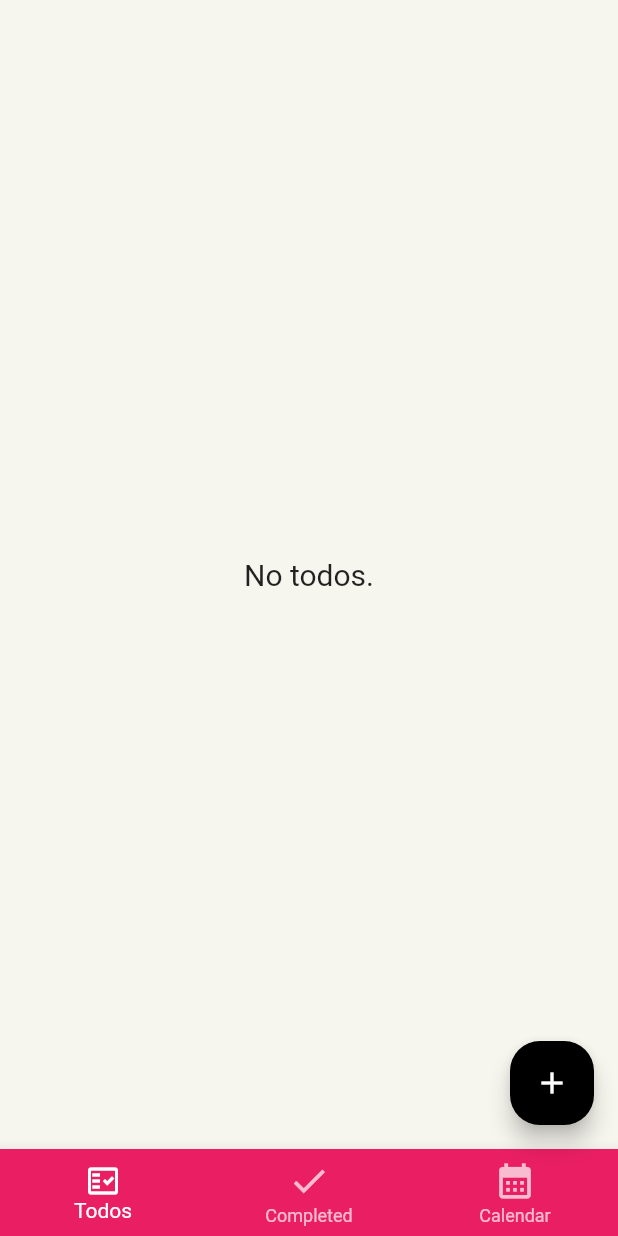
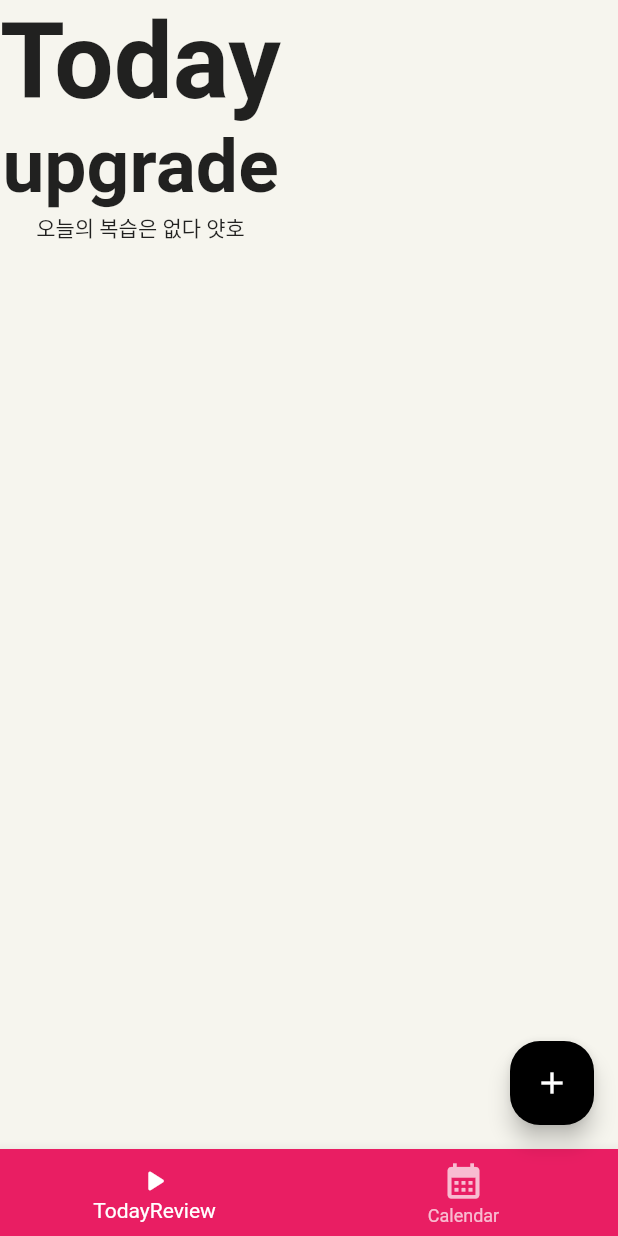
Before and after one commit to orang2019/Speedy, a Flutter app: the screen it shows after launch, on a phone screen of 412 x 824 dp. Run offline on Flutter 3.47's test engine with Material 2 defaults, Android fonts, the phone set to English and light mode, and no system bars; our stand-ins replace cloud_firestore, firebase_core, flutter_slidable, table_calendar; accounts and stored records are empty.

Commit message:
TodayReviewWidget.dart 만듬 = 오늘날짜와 해당하는 title

```diff
--- a/lib/page/home_page.dart
+++ b/lib/page/home_page.dart
@@ -8,6 +8,7 @@ import 'package:lastaginfirebase/widget/completed_list_widget.dart';
 import 'package:lastaginfirebase/provider/todos.dart';
 import 'package:provider/provider.dart';
 import 'package:lastaginfirebase/widget/calendar_widget.dart';
+import 'package:lastaginfirebase/widget/TodayReviewWidget.dart';
 
 class HomePage extends StatefulWidget {
   @override
@@ -20,8 +21,10 @@ class _HomePageState extends State<HomePage> {
   @override
   Widget build(BuildContext context) {
     final tabs = [
-      TodoListWidget(), //1번째탭 페이지
-      CompletedListWidget(),//2번째탭 페이지
+      TodayReviewWidget(),
+      //Todo : 캘로 옮길것
+      // TodoListWidget(), //1번째탭 페이지 //안함 -> 캘
+      // CompletedListWidget(),//2번째탭 페이지 // 할 -> 캘
       CalendarWidget(),//2번째탭 페이지
     ];
 
@@ -36,13 +39,17 @@ class _HomePageState extends State<HomePage> {
         }),
         items: [
           BottomNavigationBarItem(
-            icon: Icon(Icons.fact_check_outlined),
-            label: 'Todos',
-          ),
-          BottomNavigationBarItem(
-            icon: Icon(Icons.done, size: 28),
-            label: 'Completed',
-          ),
+            icon: Icon(Icons.play_arrow_rounded),
+            label: 'TodayReview',),
+          //Todo : 캘로 옮길것
+          // BottomNavigationBarItem(
+          //   icon: Icon(Icons.fact_check_outlined),
+          //   label: 'Todos',
+          // ),
+          // BottomNavigationBarItem(
+          //   icon: Icon(Icons.done, size: 28),
+          //   label: 'Completed',
+          // ),
           BottomNavigationBarItem(
             icon: Icon(Icons.calendar_month, size: 28),
             label: 'Calendar',
--- a/lib/provider/todos.dart
+++ b/lib/provider/todos.dart
@@ -35,9 +35,10 @@ class TodosProvider extends ChangeNotifier {
 //     ),
   ];
 
-    // todo
+
+  /// 안한놈
   List<Todo> get todos => _todos.where((todo) => todo.isDone == false).toList();
-
+  /// 한놈
   List<Todo> get todosCompleted => _todos.where((todo) => todo.isDone == true).toList();
 
   void setTodos(List todos) =>
--- /dev/null
+++ b/lib/widget/TodayReviewWidget.dart
@@ -0,0 +1,143 @@
+import 'package:flutter/material.dart';
+import 'package:provider/provider.dart';
+import 'package:lastaginfirebase/provider/todos.dart';
+import 'package:lastaginfirebase/widget/todo_widget.dart';
+
+
+import 'package:intl/intl.dart';
+
+
+
+
+
+class TodayReviewWidget extends StatelessWidget {
+  const TodayReviewWidget({Key? key}) : super(key: key);
+
+
+
+
+  @override
+  Widget build(BuildContext context) {
+
+    //
+    // List<dynamic> Todaytitlelist = [] ; //?? ["복습없음"] // todo : 빈상태로 보내지면, initstate안에 넣기
+    // List<dynamic> Todaynotelist = [] ;
+    // List<dynamic> Todaytimelist = [] ;
+    // List<dynamic> Todaytasklist = [] ;
+    //
+    //
+    //
+    // List<Iterable> ListTaskTitle = [];
+    // List<Iterable> ListTaskNote = [];
+    // List<Iterable> ListTaskTime = [];
+    // List<Iterable> ListTask = [];
+    //
+    //
+    //
+    final provider = Provider.of<TodosProvider>(context);
+    final todos = provider.todos; //안한놈
+    // Set setDate = todos.map((e) => e.createdTime).toSet(); //set 이라 서로다른 날짜가져옴.
+    // List<dynamic> listDate = setDate.toList(); //list로 다시바꿈.    [ "8/27/22", "8/28/22" ..... ]
+    // for (String i in  listDate){
+    //   Iterable newlist = todos.where((e) => e.createdTime == i ); // 날짜와 같은 Task
+    //   Iterable newlistTitle = newlist.map((e) => e.title).toList(); // Task중에 title
+    //   Iterable newlistNote = newlist.map((e) => e.note).toList(); // Task중에 note
+    //   Iterable newlistTime = newlist.map((e) => e.time).toList(); // Task중에 time
+    //
+    //   ListTask.add(newlist); // 날짜와 같은 task // [["8/26/22"tasks ],["8/27/22"tasks], ... 오늘총8개 ,내일16개,.... ]
+    //
+    //   ListTaskTitle.add(newlistTitle); // [["8/26/22"title],["8/27/22"title] ]
+    //   ListTaskNote.add(newlistNote);
+    //   ListTaskTime.add(newlistTime);
+    // }
+
+
+    List<dynamic> Todaytasklist = [] ;
+
+
+    late Map<DateTime,List> groupedEvents = {};
+    for (var todo in todos) {
+      DateTime date = DateTime(todo.createdTime.year,todo.createdTime.month,todo.createdTime.day, 00 ); // table_calendar 패키지 초기설정때문에 이런형태로 만들어야함
+      if (groupedEvents[date]==null) groupedEvents[date] = [];
+      groupedEvents[date]!.add(todo);
+    }
+
+    String now = DateFormat('yyyy-MM-dd').format(DateTime.now()); //todo : 변수 date의 포멧맞추기 -> 근데 굳이해야할까? 우선 냅둠
+    DateTime Today = DateTime.parse(now); //String->DateTime
+
+    if (groupedEvents.containsKey(Today)){ Todaytasklist = groupedEvents[Today]!;}  //오늘 해당하는 task list
+
+
+
+
+
+
+
+
+
+
+
+
+    return Scaffold(
+      // 오늘 복습할것
+      body:  Column(
+
+          mainAxisAlignment: MainAxisAlignment.center,
+
+          children: [
+
+
+            Container(
+
+                child: Column(
+
+                  children: const [
+                    Text('Today',style: TextStyle(fontWeight: FontWeight.bold,fontSize: 70),),
+                    Text('upgrade',style: TextStyle(fontWeight: FontWeight.bold,fontSize: 50),)
+                  ],
+                )),
+
+            Container(
+                child:
+                Expanded(
+                    child:
+                      Todaytasklist.isNotEmpty?
+                            Column(
+                            mainAxisAlignment: MainAxisAlignment.center,
+
+                                children: [
+                                  IconButton(
+                                    onPressed: () {Navigator.push(context,MaterialPageRoute(builder: (context) => timer()));},icon: const Icon(Icons.play_arrow_rounded)),
+
+                               // nPressed:(){Get.to(()=> todayreview(Todaytasklist,Todaytitlelist,Todaynotelist,Todaytimelist));} , icon: const Icon(Icons.play_arrow_rounded)),
+                                  const SizedBox(width: 30,height: 30,),
+                                  const Icon(Icons.audiotrack_rounded,color: Colors.cyan),
+                                  Text("${Today}"),
+                              Container(width: 10,height: 10,),
+
+                              ListView.builder(
+                                  shrinkWrap: true,
+                                  itemCount: Todaytasklist.length,
+                                  itemBuilder: (context, index) {
+                                    return Column(
+                                      children: [
+
+                                        Text("${Todaytasklist[index].title}"),
+
+                                        Container(width: 10,height: 10,),
+
+                                      ],
+                                    );
+                                  }),
+                            ],
+                          ) : Text("오늘의 복습은 없다 얏호")
+
+                        )
+                )]
+      ),
+
+
+
+    );
+  }
+}
--- a/pubspec.yaml
+++ b/pubspec.yaml
@@ -38,13 +38,14 @@ dependencies:
   # slidable
   flutter_slidable: ^2.0.0
   # calendar
-  syncfusion_flutter_calendar: ^20.2.48
+  # syncfusion_flutter_calendar: ^20.2.48 <- 삭제하기
   table_calendar: ^3.0.7
 
 
   # The following adds the Cupertino Icons font to your application.
   # Use with the CupertinoIcons class for iOS style icons.
   cupertino_icons: ^1.0.2
+  # ntp: ^2.0.0 <- 삭제하기
 
 dev_dependencies:
   flutter_test:
```
Also changed, not shown: lib/widget/add_todo_dialog_widget.dart (+62 -1 lines), lib/widget/calendar_widget.dart (+4 -4 lines), pubspec.lock.
